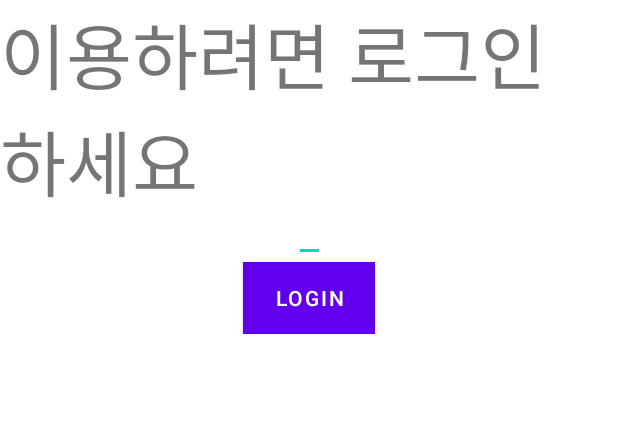
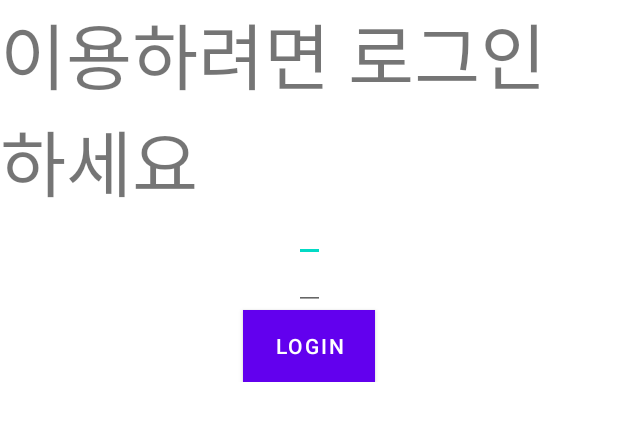
Before and after one commit to younjihoon/madcamp3, an Android app: the layout dialog_login.xml on its own in the app's theme, with its tools: preview values and no code run, on a phone screen of 412 x 824 dp. Shown: the top 421 px of the screen. Run offline under Robolectric (Android 15) with nearby library versions, the phone set to English and light mode, and no system bars.

Commit message:
[FEAT] email for login

```diff
--- a/app/src/main/res/layout/dialog_login.xml
+++ b/app/src/main/res/layout/dialog_login.xml
@@ -19,13 +19,20 @@
         app:layout_constraintTop_toBottomOf="@+id/textView"
         app:layout_constraintLeft_toLeftOf="parent"
         app:layout_constraintRight_toRightOf="parent"/>
+    <EditText
+        android:id="@+id/editEmailText"
+        android:layout_width="match_parent"
+        android:layout_height="32dp"
+        app:layout_constraintTop_toBottomOf="@+id/editText"
+        app:layout_constraintLeft_toLeftOf="parent"
+        app:layout_constraintRight_toRightOf="parent"/>
     <Button
         android:id="@+id/loginButton"
         android:layout_width="wrap_content"
         android:layout_height="wrap_content"
         android:background="@color/white"
         android:text="login"
-        app:layout_constraintTop_toBottomOf="@+id/editText"
+        app:layout_constraintTop_toBottomOf="@+id/editEmailText"
         app:layout_constraintBottom_toBottomOf="parent"
         app:layout_constraintLeft_toLeftOf="parent"
         app:layout_constraintRight_toRightOf="parent"/>
```
Also changed, not shown: app/src/main/java/com/example/madcamp3jhsj/FridgeActivity.kt (+4 -3 lines).
